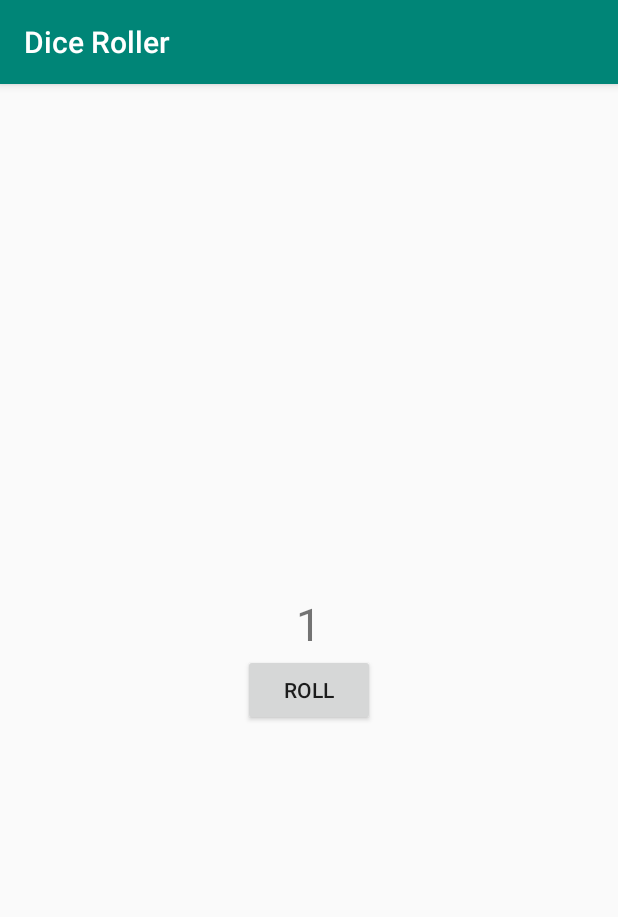
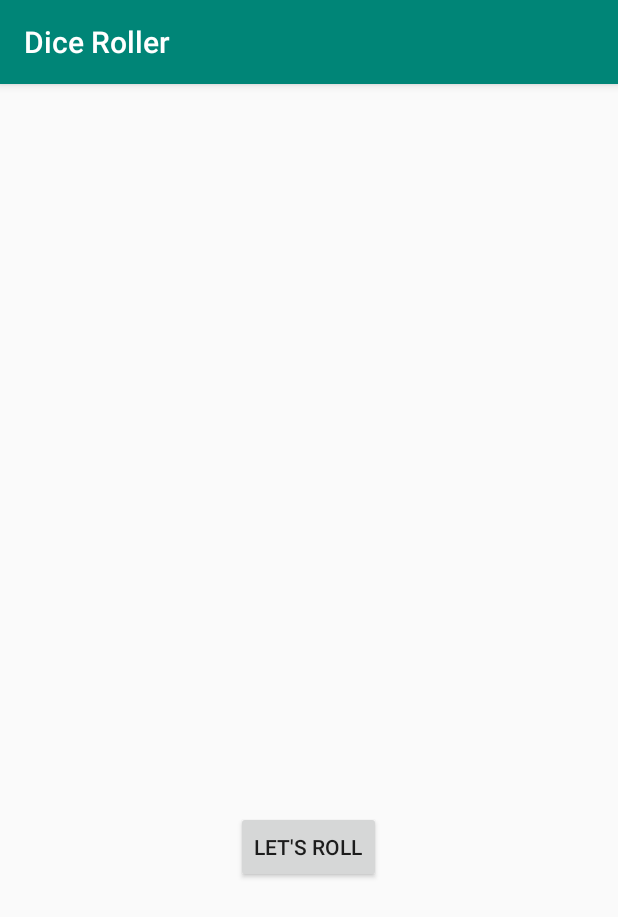
Before and after one commit to scute0001/AndroidExampleDiceRoller, an Android app: the screen it shows after launch (MainActivity), on a phone screen of 412 x 824 dp. Shown: the top 917 px of the screen. Run offline under Robolectric (Android 15) with nearby library versions, the phone set to English and light mode, and no system bars.

Commit message:
initial commit for dice roller

```diff
--- a/app/build.gradle
+++ b/app/build.gradle
@@ -14,6 +14,7 @@ android {
         versionCode 1
         versionName "1.0"
         testInstrumentationRunner "androidx.test.runner.AndroidJUnitRunner"
+        vectorDrawables.useSupportLibrary = true
     }
     buildTypes {
         release {
--- a/app/src/main/java/com/example/emil/diceroller/MainActivity.kt
+++ b/app/src/main/java/com/example/emil/diceroller/MainActivity.kt
@@ -2,11 +2,44 @@ package com.example.emil.diceroller
 
 import androidx.appcompat.app.AppCompatActivity
 import android.os.Bundle
+import android.widget.Button
+import android.widget.ImageView
+import android.widget.TextView
+import android.widget.Toast
+import kotlin.random.Random
+import kotlin.random.nextInt
+
 
 class MainActivity : AppCompatActivity() {
+
+    lateinit var diceImageView: ImageView
 
     override fun onCreate(savedInstanceState: Bundle?) {
         super.onCreate(savedInstanceState)
         setContentView(R.layout.activity_main)
+
+        val rollButton: Button = findViewById(R.id.roll_button)
+        rollButton.text = "Let's Roll"
+        rollButton.setOnClickListener {
+            Toast.makeText(this, "Buttom clicked.", Toast.LENGTH_SHORT).show()
+            rollDice()
+        }
+
+        diceImageView = findViewById(R.id.dice_image)
+
+    }
+
+    private fun rollDice() {
+        val randomInt = Random.nextInt(1, 7)
+
+        val drawableResource = when(randomInt) {
+            1 -> R.drawable.dice_1
+            2 -> R.drawable.dice_2
+            3 -> R.drawable.dice_3
+            4 -> R.drawable.dice_4
+            5 -> R.drawable.dice_5
+            else -> R.drawable.dice_6
+        }
+        diceImageView.setImageResource(drawableResource)
     }
 }
--- /dev/null
+++ b/app/src/main/res/drawable/dice_1.xml
@@ -0,0 +1,66 @@
+<!--
+  ~ Copyright 2018, The Android Open Source Project
+  ~
+  ~ Licensed under the Apache License, Version 2.0 (the "License");
+  ~ you may not use this file except in compliance with the License.
+  ~ You may obtain a copy of the License at
+  ~
+  ~     http://www.apache.org/licenses/LICENSE-2.0
+  ~
+  ~ Unless required by applicable law or agreed to in writing, software
+  ~ distributed under the License is distributed on an "AS IS" BASIS,
+  ~ WITHOUT WARRANTIES OR CONDITIONS OF ANY KIND, either express or implied.
+  ~ See the License for the specific language governing permissions and
+  ~ limitations under the License.
+  -->
+
+<vector xmlns:android="http://schemas.android.com/apk/res/android"
+    android:width="200dp"
+    android:height="250dp"
+    android:viewportWidth="800"
+    android:viewportHeight="1000">
+    <path
+        android:fillAlpha="0.5"
+        android:fillColor="#eee"
+        android:pathData="M740.8,635.42c-68.27,90.47 -249.77,201.76 -316,240.63a50.7,50.7 0,0 1,-49.93 0.81c-64.19,-35 -234.09,-133.88 -315.65,-242a14.69,14.69 0,0 1,-0.12 -17.49c77.58,-106.29 159.67,-258.89 341.06,-258.89 182,0 242.19,139.08 340.27,258.88A14.62,14.62 0,0 1,740.8 635.42Z"
+        android:strokeAlpha="0.5" />
+    <path
+        android:fillColor="#bdbdbd"
+        android:pathData="M704.9,630l-294.29,191.06l0,-340.85l294.29,-191.06l0,340.85z" />
+    <path
+        android:fillColor="#e0e0e0"
+        android:pathData="M97.59,630l294.29,191.06l0,-340.85l-294.29,-191.06l0,340.85z" />
+    <path
+        android:fillColor="#f5f5f5"
+        android:pathData="M400.14,464.73l-293.19,-191.45l293.19,-156.31l295.39,156.31l-295.39,191.45z" />
+    <path
+        android:fillColor="#eee"
+        android:pathData="M106.95,273.28l-9.36,15.87l294.29,191.06l8.26,-15.48l-293.19,-191.45z" />
+    <path
+        android:fillColor="#e0e0e0"
+        android:pathData="M695.53,273.28l9.37,15.87l-294.29,191.06l-10.47,-15.48l295.39,-191.45z" />
+    <path
+        android:fillColor="#eee"
+        android:pathData="M391.88,480.21h18.73v340.85h-18.73z" />
+    <path
+        android:fillColor="#f5f5f5"
+        android:pathData="M400.14,464.73l-8.26,15.48l18.73,0l-10.47,-15.48z" />
+    <path
+        android:fillColor="#78c257"
+        android:pathData="M397.45,297.62a16.9,28.71 97.07,1 0,4.16 -33.54a16.9,28.71 97.07,1 0,-4.16 33.54z" />
+    <path
+        android:fillColor="#78c257"
+        android:pathData="M297.17,539.02a30.12,16.11 53.82,1 0,26.01 -19.02a30.12,16.11 53.82,1 0,-26.01 19.02z" />
+    <path
+        android:fillColor="#78c257"
+        android:pathData="M161.96,588.24a30.12,16.11 53.82,1 0,26.01 -19.02a30.12,16.11 53.82,1 0,-26.01 19.02z" />
+    <path
+        android:fillColor="#78c257"
+        android:pathData="M551.15,579.45a30.12,16.11 126.18,1 0,35.56 -48.62a30.12,16.11 126.18,1 0,-35.56 48.62z" />
+    <path
+        android:fillColor="#78c257"
+        android:pathData="M469.12,549.58a30.12,16.11 126.18,1 0,35.56 -48.62a30.12,16.11 126.18,1 0,-35.56 48.62z" />
+    <path
+        android:fillColor="#78c257"
+        android:pathData="M633.17,609.29a30.12,16.11 126.18,1 0,35.56 -48.62a30.12,16.11 126.18,1 0,-35.56 48.62z" />
+</vector>
--- /dev/null
+++ b/app/src/main/res/drawable/dice_2.xml
@@ -0,0 +1,66 @@
+<!--
+  ~ Copyright 2018, The Android Open Source Project
+  ~
+  ~ Licensed under the Apache License, Version 2.0 (the "License");
+  ~ you may not use this file except in compliance with the License.
+  ~ You may obtain a copy of the License at
+  ~
+  ~     http://www.apache.org/licenses/LICENSE-2.0
+  ~
+  ~ Unless required by applicable law or agreed to in writing, software
+  ~ distributed under the License is distributed on an "AS IS" BASIS,
+  ~ WITHOUT WARRANTIES OR CONDITIONS OF ANY KIND, either express or implied.
+  ~ See the License for the specific language governing permissions and
+  ~ limitations under the License.
+  -->
+
+<vector xmlns:android="http://schemas.android.com/apk/res/android"
+    android:width="200dp"
+    android:height="250dp"
+    android:viewportWidth="800"
+    android:viewportHeight="1000">
+    <path
+        android:fillAlpha="0.5"
+        android:fillColor="#eee"
+        android:pathData="M740.8,635.42c-68.27,90.47 -249.77,201.76 -316,240.63a50.7,50.7 0,0 1,-49.93 0.81c-64.19,-35 -234.09,-133.88 -315.65,-242a14.69,14.69 0,0 1,-0.12 -17.49c77.58,-106.29 159.67,-258.89 341.06,-258.89 182,0 242.19,139.08 340.27,258.88A14.62,14.62 0,0 1,740.8 635.42Z"
+        android:strokeAlpha="0.5" />
+    <path
+        android:fillColor="#bdbdbd"
+        android:pathData="M704.9,630l-294.29,191.06l0,-340.85l294.29,-191.06l0,340.85z" />
+    <path
+        android:fillColor="#e0e0e0"
+        android:pathData="M97.59,630l294.29,191.06l0,-340.85l-294.29,-191.06l0,340.85z" />
+    <path
+        android:fillColor="#f5f5f5"
+        android:pathData="M400.14,464.73l-293.19,-191.45l293.19,-156.31l295.39,156.31l-295.39,191.45z" />
+    <path
+        android:fillColor="#eee"
+        android:pathData="M106.95,273.28l-9.36,15.87l294.29,191.06l8.26,-15.48l-293.19,-191.45z" />
+    <path
+        android:fillColor="#e0e0e0"
+        android:pathData="M695.53,273.28l9.37,15.87l-294.29,191.06l-10.47,-15.48l295.39,-191.45z" />
+    <path
+        android:fillColor="#eee"
+        android:pathData="M391.88,480.21h18.73v340.85h-18.73z" />
+    <path
+        android:fillColor="#f5f5f5"
+        android:pathData="M400.14,464.73l-8.26,15.48l18.73,0l-10.47,-15.48z" />
+    <path
+        android:fillColor="#78c257"
+        android:pathData="M520.85,303.25a16.9,28.71 97.07,1 0,4.16 -33.54a16.9,28.71 97.07,1 0,-4.16 33.54z" />
+    <path
+        android:fillColor="#78c257"
+        android:pathData="M273.33,291.99a16.9,28.71 97.07,1 0,4.16 -33.54a16.9,28.71 97.07,1 0,-4.16 33.54z" />
+    <path
+        android:fillColor="#78c257"
+        android:pathData="M229.56,563.64a30.12,16.11 53.82,1 0,26.01 -19.02a30.12,16.11 53.82,1 0,-26.01 19.02z" />
+    <path
+        android:fillColor="#78c257"
+        android:pathData="M311.58,533.77a30.12,16.11 53.82,1 0,26.01 -19.02a30.12,16.11 53.82,1 0,-26.01 19.02z" />
+    <path
+        android:fillColor="#78c257"
+        android:pathData="M147.54,593.49a30.12,16.11 53.82,1 0,26.01 -19.02a30.12,16.11 53.82,1 0,-26.01 19.02z" />
+    <path
+        android:fillColor="#78c257"
+        android:pathData="M551.15,579.45a30.12,16.11 126.18,1 0,35.56 -48.62a30.12,16.11 126.18,1 0,-35.56 48.62z" />
+</vector>
--- /dev/null
+++ b/app/src/main/res/drawable/dice_3.xml
@@ -0,0 +1,66 @@
+<!--
+  ~ Copyright 2018, The Android Open Source Project
+  ~
+  ~ Licensed under the Apache License, Version 2.0 (the "License");
+  ~ you may not use this file except in compliance with the License.
+  ~ You may obtain a copy of the License at
+  ~
+  ~     http://www.apache.org/licenses/LICENSE-2.0
+  ~
+  ~ Unless required by applicable law or agreed to in writing, software
+  ~ distributed under the License is distributed on an "AS IS" BASIS,
+  ~ WITHOUT WARRANTIES OR CONDITIONS OF ANY KIND, either express or implied.
+  ~ See the License for the specific language governing permissions and
+  ~ limitations under the License.
+  -->
+
+<vector xmlns:android="http://schemas.android.com/apk/res/android"
+    android:width="200dp"
+    android:height="250dp"
+    android:viewportWidth="800"
+    android:viewportHeight="1000">
+    <path
+        android:fillAlpha="0.5"
+        android:fillColor="#eee"
+        android:pathData="M740.8,635.42c-68.27,90.47 -249.77,201.76 -316,240.63a50.7,50.7 0,0 1,-49.93 0.81c-64.19,-35 -234.09,-133.88 -315.65,-242a14.69,14.69 0,0 1,-0.12 -17.49c77.58,-106.29 159.67,-258.89 341.06,-258.89 182,0 242.19,139.08 340.27,258.88A14.62,14.62 0,0 1,740.8 635.42Z"
+        android:strokeAlpha="0.5" />
+    <path
+        android:fillColor="#bdbdbd"
+        android:pathData="M704.9,630l-294.29,191.06l0,-340.85l294.29,-191.06l0,340.85z" />
+    <path
+        android:fillColor="#e0e0e0"
+        android:pathData="M97.59,630l294.29,191.06l0,-340.85l-294.29,-191.06l0,340.85z" />
+    <path
+        android:fillColor="#f5f5f5"
+        android:pathData="M400.14,464.73l-293.19,-191.45l293.19,-156.31l295.39,156.31l-295.39,191.45z" />
+    <path
+        android:fillColor="#eee"
+        android:pathData="M106.95,273.28l-9.36,15.87l294.29,191.06l8.26,-15.48l-293.19,-191.45z" />
+    <path
+        android:fillColor="#e0e0e0"
+        android:pathData="M695.53,273.28l9.37,15.87l-294.29,191.06l-10.47,-15.48l295.39,-191.45z" />
+    <path
+        android:fillColor="#eee"
+        android:pathData="M391.88,480.21h18.73v340.85h-18.73z" />
+    <path
+        android:fillColor="#f5f5f5"
+        android:pathData="M400.14,464.73l-8.26,15.48l18.73,0l-10.47,-15.48z" />
+    <path
+        android:fillColor="#78c257"
+        android:pathData="M398.11,297.62a16.9,28.71 97.07,1 0,4.16 -33.54a16.9,28.71 97.07,1 0,-4.16 33.54z" />
+    <path
+        android:fillColor="#78c257"
+        android:pathData="M548.27,304.46a16.9,28.71 97.07,1 0,4.16 -33.54a16.9,28.71 97.07,1 0,-4.16 33.54z" />
+    <path
+        android:fillColor="#78c257"
+        android:pathData="M247.95,290.79a16.9,28.71 97.07,1 0,4.16 -33.54a16.9,28.71 97.07,1 0,-4.16 33.54z" />
+    <path
+        android:fillColor="#78c257"
+        android:pathData="M229.56,563.64a30.12,16.11 53.82,1 0,26.01 -19.02a30.12,16.11 53.82,1 0,-26.01 19.02z" />
+    <path
+        android:fillColor="#78c257"
+        android:pathData="M483.54,554.83a30.12,16.11 126.18,1 0,35.56 -48.62a30.12,16.11 126.18,1 0,-35.56 48.62z" />
+    <path
+        android:fillColor="#78c257"
+        android:pathData="M618.75,604.04a30.12,16.11 126.18,1 0,35.56 -48.62a30.12,16.11 126.18,1 0,-35.56 48.62z" />
+</vector>
--- /dev/null
+++ b/app/src/main/res/drawable/dice_4.xml
@@ -0,0 +1,69 @@
+<!--
+  ~ Copyright 2018, The Android Open Source Project
+  ~
+  ~ Licensed under the Apache License, Version 2.0 (the "License");
+  ~ you may not use this file except in compliance with the License.
+  ~ You may obtain a copy of the License at
+  ~
+  ~     http://www.apache.org/licenses/LICENSE-2.0
+  ~
+  ~ Unless required by applicable law or agreed to in writing, software
+  ~ distributed under the License is distributed on an "AS IS" BASIS,
+  ~ WITHOUT WARRANTIES OR CONDITIONS OF ANY KIND, either express or implied.
+  ~ See the License for the specific language governing permissions and
+  ~ limitations under the License.
+  -->
+
+<vector xmlns:android="http://schemas.android.com/apk/res/android"
+    android:width="200dp"
+    android:height="250dp"
+    android:viewportWidth="800"
+    android:viewportHeight="1000">
+    <path
+        android:fillAlpha="0.5"
+        android:fillColor="#eee"
+        android:pathData="M740.8,635.42c-68.27,90.47 -249.77,201.76 -316,240.63a50.7,50.7 0,0 1,-49.93 0.81c-64.19,-35 -234.09,-133.88 -315.65,-242a14.69,14.69 0,0 1,-0.12 -17.49c77.58,-106.29 159.67,-258.89 341.06,-258.89 182,0 242.19,139.08 340.27,258.88A14.62,14.62 0,0 1,740.8 635.42Z"
+        android:strokeAlpha="0.5" />
+    <path
+        android:fillColor="#bdbdbd"
+        android:pathData="M704.9,630l-294.29,191.06l0,-340.85l294.29,-191.06l0,340.85z" />
+    <path
+        android:fillColor="#e0e0e0"
+        android:pathData="M97.59,630l294.29,191.06l0,-340.85l-294.29,-191.06l0,340.85z" />
+    <path
+        android:fillColor="#f5f5f5"
+        android:pathData="M400.14,464.73l-293.19,-191.45l293.19,-156.31l295.39,156.31l-295.39,191.45z" />
+    <path
+        android:fillColor="#eee"
+        android:pathData="M106.95,273.28l-9.36,15.87l294.29,191.06l8.26,-15.48l-293.19,-191.45z" />
+    <path
+        android:fillColor="#e0e0e0"
+        android:pathData="M695.53,273.28l9.37,15.87l-294.29,191.06l-10.47,-15.48l295.39,-191.45z" />
+    <path
+        android:fillColor="#eee"
+        android:pathData="M391.88,480.21h18.73v340.85h-18.73z" />
+    <path
+        android:fillColor="#f5f5f5"
+        android:pathData="M400.14,464.73l-8.26,15.48l18.73,0l-10.47,-15.48z" />
+    <path
+        android:fillColor="#78c257"
+        android:pathData="M530.08,303.65a16.9,28.71 97.07,1 0,4.16 -33.54a16.9,28.71 97.07,1 0,-4.16 33.54z" />
+    <path
+        android:fillColor="#78c257"
+        android:pathData="M389.68,218.17a16.9,28.71 97.07,1 0,4.16 -33.54a16.9,28.71 97.07,1 0,-4.16 33.54z" />
+    <path
+        android:fillColor="#78c257"
+        android:pathData="M405.35,377.09a16.9,28.71 97.07,1 0,4.16 -33.54a16.9,28.71 97.07,1 0,-4.16 33.54z" />
+    <path
+        android:fillColor="#78c257"
+        android:pathData="M264.95,291.6a16.9,28.71 97.07,1 0,4.16 -33.54a16.9,28.71 97.07,1 0,-4.16 33.54z" />
+    <path
+        android:fillColor="#78c257"
+        android:pathData="M297.17,541.59a30.12,16.11 53.82,1 0,26.01 -19.02a30.12,16.11 53.82,1 0,-26.01 19.02z" />
+    <path
+        android:fillColor="#78c257"
+        android:pathData="M161.96,590.81a30.12,16.11 53.82,1 0,26.01 -19.02a30.12,16.11 53.82,1 0,-26.01 19.02z" />
+    <path
+        android:fillColor="#78c257"
+        android:pathData="M551.15,579.45a30.12,16.11 126.18,1 0,35.56 -48.62a30.12,16.11 126.18,1 0,-35.56 48.62z" />
+</vector>
--- /dev/null
+++ b/app/src/main/res/drawable/dice_5.xml
@@ -0,0 +1,75 @@
+<!--
+  ~ Copyright 2018, The Android Open Source Project
+  ~
+  ~ Licensed under the Apache License, Version 2.0 (the "License");
+  ~ you may not use this file except in compliance with the License.
+  ~ You may obtain a copy of the License at
+  ~
+  ~     http://www.apache.org/licenses/LICENSE-2.0
+  ~
+  ~ Unless required by applicable law or agreed to in writing, software
+  ~ distributed under the License is distributed on an "AS IS" BASIS,
+  ~ WITHOUT WARRANTIES OR CONDITIONS OF ANY KIND, either express or implied.
+  ~ See the License for the specific language governing permissions and
+  ~ limitations under the License.
+  -->
+
+<vector xmlns:android="http://schemas.android.com/apk/res/android"
+    android:width="200dp"
+    android:height="250dp"
+    android:viewportWidth="800"
+    android:viewportHeight="1000">
+    <path
+        android:fillAlpha="0.5"
+        android:fillColor="#eee"
+        android:pathData="M740.8,635.42c-68.27,90.47 -249.77,201.76 -316,240.63a50.7,50.7 0,0 1,-49.93 0.81c-64.19,-35 -234.09,-133.88 -315.65,-242a14.69,14.69 0,0 1,-0.12 -17.49c77.58,-106.29 159.67,-258.89 341.06,-258.89 182,0 242.19,139.08 340.27,258.88A14.62,14.62 0,0 1,740.8 635.42Z"
+        android:strokeAlpha="0.5" />
+    <path
+        android:fillColor="#bdbdbd"
+        android:pathData="M704.9,630l-294.29,191.06l0,-340.85l294.29,-191.06l0,340.85z" />
+    <path
+        android:fillColor="#e0e0e0"
+        android:pathData="M97.59,630l294.29,191.06l0,-340.85l-294.29,-191.06l0,340.85z" />
+    <path
+        android:fillColor="#f5f5f5"
+        android:pathData="M400.14,464.73l-293.19,-191.45l293.19,-156.31l295.39,156.31l-295.39,191.45z" />
+    <path
+        android:fillColor="#eee"
+        android:pathData="M106.95,273.28l-9.36,15.87l294.29,191.06l8.26,-15.48l-293.19,-191.45z" />
+    <path
+        android:fillColor="#e0e0e0"
+        android:pathData="M695.53,273.28l9.37,15.87l-294.29,191.06l-10.47,-15.48l295.39,-191.45z" />
+    <path
+        android:fillColor="#eee"
+        android:pathData="M391.88,480.21h18.73v340.85h-18.73z" />
+    <path
+        android:fillColor="#f5f5f5"
+        android:pathData="M400.14,464.73l-8.26,15.48l18.73,0l-10.47,-15.48z" />
+    <path
+        android:fillColor="#78c257"
+        android:pathData="M397.05,297.63a16.9,28.71 97.07,1 0,4.16 -33.54a16.9,28.71 97.07,1 0,-4.16 33.54z" />
+    <path
+        android:fillColor="#78c257"
+        android:pathData="M547.21,304.45a16.9,28.71 97.07,1 0,4.16 -33.54a16.9,28.71 97.07,1 0,-4.16 33.54z" />
+    <path
+        android:fillColor="#78c257"
+        android:pathData="M388.17,207.62a16.9,28.71 97.07,1 0,4.16 -33.54a16.9,28.71 97.07,1 0,-4.16 33.54z" />
+    <path
+        android:fillColor="#78c257"
+        android:pathData="M405.93,387.62a16.9,28.71 97.07,1 0,4.16 -33.54a16.9,28.71 97.07,1 0,-4.16 33.54z" />
+    <path
+        android:fillColor="#78c257"
+        android:pathData="M246.89,290.79a16.9,28.71 97.07,1 0,4.16 -33.54a16.9,28.71 97.07,1 0,-4.16 33.54z" />
+    <path
+        android:fillColor="#78c257"
+        android:pathData="M229.56,563.64a30.12,16.11 53.82,1 0,26.01 -19.02a30.12,16.11 53.82,1 0,-26.01 19.02z" />
+    <path
+        android:fillColor="#78c257"
+        android:pathData="M551.15,579.45a30.12,16.11 126.18,1 0,35.56 -48.62a30.12,16.11 126.18,1 0,-35.56 48.62z" />
+    <path
+        android:fillColor="#78c257"
+        android:pathData="M469.12,549.58a30.12,16.11 126.18,1 0,35.56 -48.62a30.12,16.11 126.18,1 0,-35.56 48.62z" />
+    <path
+        android:fillColor="#78c257"
+        android:pathData="M633.17,609.29a30.12,16.11 126.18,1 0,35.56 -48.62a30.12,16.11 126.18,1 0,-35.56 48.62z" />
+</vector>
--- /dev/null
+++ b/app/src/main/res/drawable/dice_6.xml
@@ -0,0 +1,81 @@
+<!--
+  ~ Copyright 2018, The Android Open Source Project
+  ~
+  ~ Licensed under the Apache License, Version 2.0 (the "License");
+  ~ you may not use this file except in compliance with the License.
+  ~ You may obtain a copy of the License at
+  ~
+  ~     http://www.apache.org/licenses/LICENSE-2.0
+  ~
+  ~ Unless required by applicable law or agreed to in writing, software
+  ~ distributed under the License is distributed on an "AS IS" BASIS,
+  ~ WITHOUT WARRANTIES OR CONDITIONS OF ANY KIND, either express or implied.
+  ~ See the License for the specific language governing permissions and
+  ~ limitations under the License.
+  -->
+
+<vector xmlns:android="http://schemas.android.com/apk/res/android"
+    android:width="200dp"
+    android:height="250dp"
+    android:viewportWidth="800"
+    android:viewportHeight="1000">
+    <path
+        android:fillAlpha="0.5"
+        android:fillColor="#eee"
+        android:pathData="M740.8,635.42c-68.27,90.47 -249.77,201.76 -316,240.63a50.7,50.7 0,0 1,-49.93 0.81c-64.19,-35 -234.09,-133.88 -315.65,-242a14.69,14.69 0,0 1,-0.12 -17.49c77.58,-106.29 159.67,-258.89 341.06,-258.89 182,0 242.19,139.08 340.27,258.88A14.62,14.62 0,0 1,740.8 635.42Z"
+        android:strokeAlpha="0.5" />
+    <path
+        android:fillColor="#bdbdbd"
+        android:pathData="M704.9,630l-294.29,191.06l0,-340.85l294.29,-191.06l0,340.85z" />
+    <path
+        android:fillColor="#e0e0e0"
+        android:pathData="M97.59,630l294.29,191.06l0,-340.85l-294.29,-191.06l0,340.85z" />
+    <path
+        android:fillColor="#f5f5f5"
+        android:pathData="M400.14,464.73l-293.19,-191.45l293.19,-156.31l295.39,156.31l-295.39,191.45z" />
+    <path
+        android:fillColor="#eee"
+        android:pathData="M106.95,273.28l-9.36,15.87l294.29,191.06l8.26,-15.48l-293.19,-191.45z" />
+    <path
+        android:fillColor="#e0e0e0"
+        android:pathData="M695.53,273.28l9.37,15.87l-294.29,191.06l-10.47,-15.48l295.39,-191.45z" />
+    <path
+        android:fillColor="#eee"
+        android:pathData="M391.88,480.21h18.73v340.85h-18.73z" />
+    <path
+        android:fillColor="#f5f5f5"
+        android:pathData="M400.14,464.73l-8.26,15.48l18.73,0l-10.47,-15.48z" />
+    <path
+        android:fillColor="#78c257"
+        android:pathData="M326.53,254.89a16.9,28.71 97.07,1 0,4.16 -33.54a16.9,28.71 97.07,1 0,-4.16 33.54z" />
+    <path
+        android:fillColor="#78c257"
+        android:pathData="M537.57,298.78a16.9,28.71 97.07,1 0,4.16 -33.54a16.9,28.71 97.07,1 0,-4.16 33.54z" />
+    <path
+        android:fillColor="#78c257"
+        android:pathData="M397.17,213.3a16.9,28.71 97.07,1 0,4.16 -33.54a16.9,28.71 97.07,1 0,-4.16 33.54z" />
+    <path
+        android:fillColor="#78c257"
+        android:pathData="M396.31,381.95a16.9,28.71 97.07,1 0,4.16 -33.54a16.9,28.71 97.07,1 0,-4.16 33.54z" />
+    <path
+        android:fillColor="#78c257"
+        android:pathData="M255.91,296.47a16.9,28.71 97.07,1 0,4.16 -33.54a16.9,28.71 97.07,1 0,-4.16 33.54z" />
+    <path
+        android:fillColor="#78c257"
+        android:pathData="M466.93,340.37a16.9,28.71 97.07,1 0,4.16 -33.54a16.9,28.71 97.07,1 0,-4.16 33.54z" />
+    <path
+        android:fillColor="#78c257"
+        android:pathData="M230,563.64a30.12,16.11 53.82,1 0,26.01 -19.02a30.12,16.11 53.82,1 0,-26.01 19.02z" />
+    <path
+        android:fillColor="#78c257"
+        android:pathData="M312.02,533.78a30.12,16.11 53.82,1 0,26.01 -19.02a30.12,16.11 53.82,1 0,-26.01 19.02z" />
+    <path
+        android:fillColor="#78c257"
+        android:pathData="M147.96,593.48a30.12,16.11 53.82,1 0,26.01 -19.02a30.12,16.11 53.82,1 0,-26.01 19.02z" />
+    <path
+        android:fillColor="#78c257"
+        android:pathData="M483.54,554.83a30.12,16.11 126.18,1 0,35.56 -48.62a30.12,16.11 126.18,1 0,-35.56 48.62z" />
+    <path
+        android:fillColor="#78c257"
+        android:pathData="M618.75,604.04a30.12,16.11 126.18,1 0,35.56 -48.62a30.12,16.11 126.18,1 0,-35.56 48.62z" />
+</vector>
--- /dev/null
+++ b/app/src/main/res/drawable/empty_dice.xml
@@ -0,0 +1,27 @@
+<!--
+  ~ Copyright 2018, The Android Open Source Project
+  ~
+  ~ Licensed under the Apache License, Version 2.0 (the "License");
+  ~ you may not use this file except in compliance with the License.
+  ~ You may obtain a copy of the License at
+  ~
+  ~     http://www.apache.org/licenses/LICENSE-2.0
+  ~
+  ~ Unless required by applicable law or agreed to in writing, software
+  ~ distributed under the License is distributed on an "AS IS" BASIS,
+  ~ WITHOUT WARRANTIES OR CONDITIONS OF ANY KIND, either express or implied.
+  ~ See the License for the specific language governing permissions and
+  ~ limitations under the License.
+  -->
+
+<vector xmlns:android="http://schemas.android.com/apk/res/android"
+    android:width="200dp"
+    android:height="250dp"
+    android:viewportWidth="800"
+    android:viewportHeight="1000">
+
+    <path
+        android:fillColor="#00000000"
+        android:pathData="M0,0l0,0z" />
+
+</vector>
--- a/app/src/main/res/layout/activity_main.xml
+++ b/app/src/main/res/layout/activity_main.xml
@@ -1,26 +1,24 @@
 <?xml version="1.0" encoding="utf-8"?>
-<!--<androidx.constraintlayout.widget.ConstraintLayout xmlns:android="http://schemas.android.com/apk/res/android"-->
-<!--    xmlns:app="http://schemas.android.com/apk/res-auto"-->
-<!--    xmlns:tools="http://schemas.android.com/tools"-->
-<!--    android:layout_width="match_parent"-->
-<!--    android:layout_height="match_parent"-->
-<!--    tools:context=".MainActivity">-->
-<!--</androidx.constraintlayout.widget.ConstraintLayout>-->
-<LinearLayout
+
+<LinearLayout xmlns:app="http://schemas.android.com/apk/res-auto"
     android:orientation="vertical"
     xmlns:android="http://schemas.android.com/apk/res/android"
     android:layout_width="match_parent"
     android:layout_height="wrap_content"
-    android:layout_gravity="center_vertical">
+    android:layout_gravity="center_vertical"
+    xmlns:tools="http://schemas.android.com/tools">
 
-    <TextView
+    <ImageView
+        android:id="@+id/dice_image"
         android:layout_width="wrap_content"
         android:layout_height="wrap_content"
-        android:textSize="30sp"
-        android:text="1"
-        android:layout_gravity="center_horizontal"/>
+        android:layout_gravity="center_horizontal"
+        app:srcCompat="@drawable/empty_dice"
+        tools:src="@drawable/dice_1"
+        />
 
     <Button
+        android:id="@+id/roll_button"
         android:layout_width="wrap_content"
         android:layout_height="wrap_content"
         android:text="@string/roll"
```
